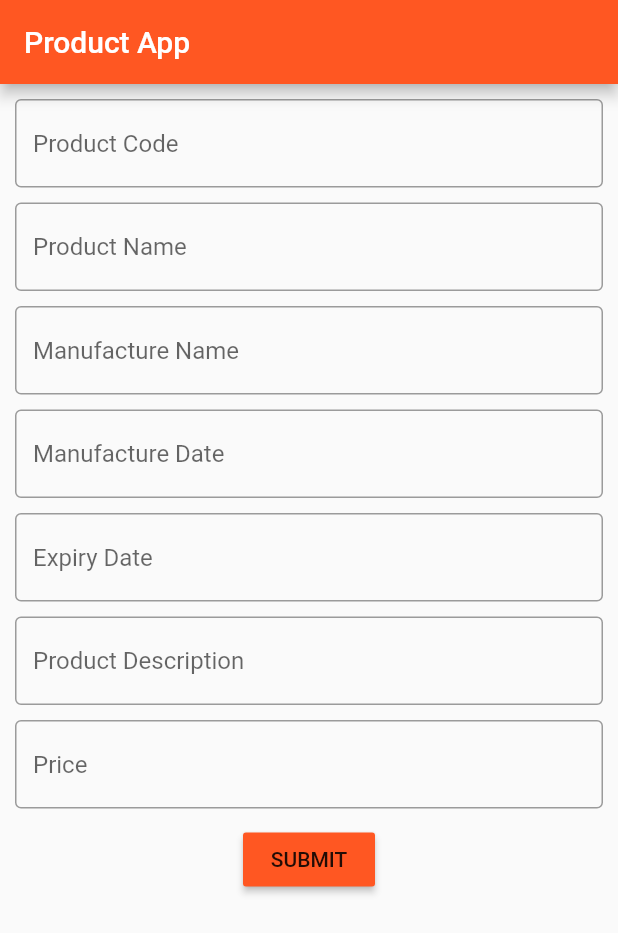
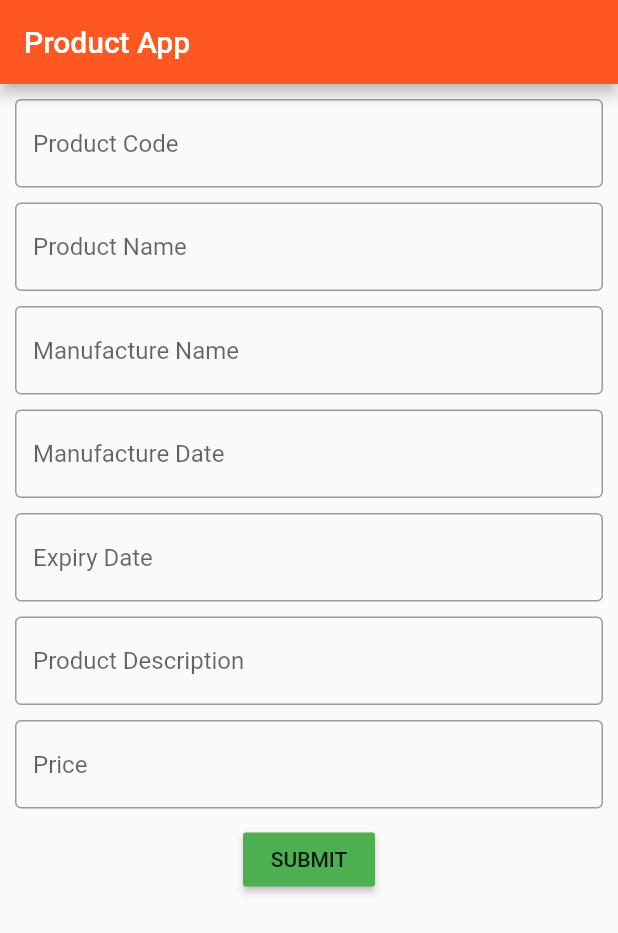
Before and after one commit to meghats123/Flutter-Product-App, a Flutter app: the screen it shows after launch, on a phone screen of 412 x 824 dp. Shown: the top 933 px of the screen. Run offline on Flutter 3.47's test engine with Material 2 defaults, Android fonts, the phone set to English and light mode, and no system bars.

Commit message:
submit button color changed to GREEN

```diff
--- a/lib/main.dart
+++ b/lib/main.dart
@@ -98,7 +98,7 @@ class MyApp extends StatelessWidget {
                   print(getPdescription);
                   print(getMrp);
                 },
-                  color: Colors.deepOrange,
+                  color: Colors.green,
                   child: Text("SUBMIT"),
                 )
               ],
```
